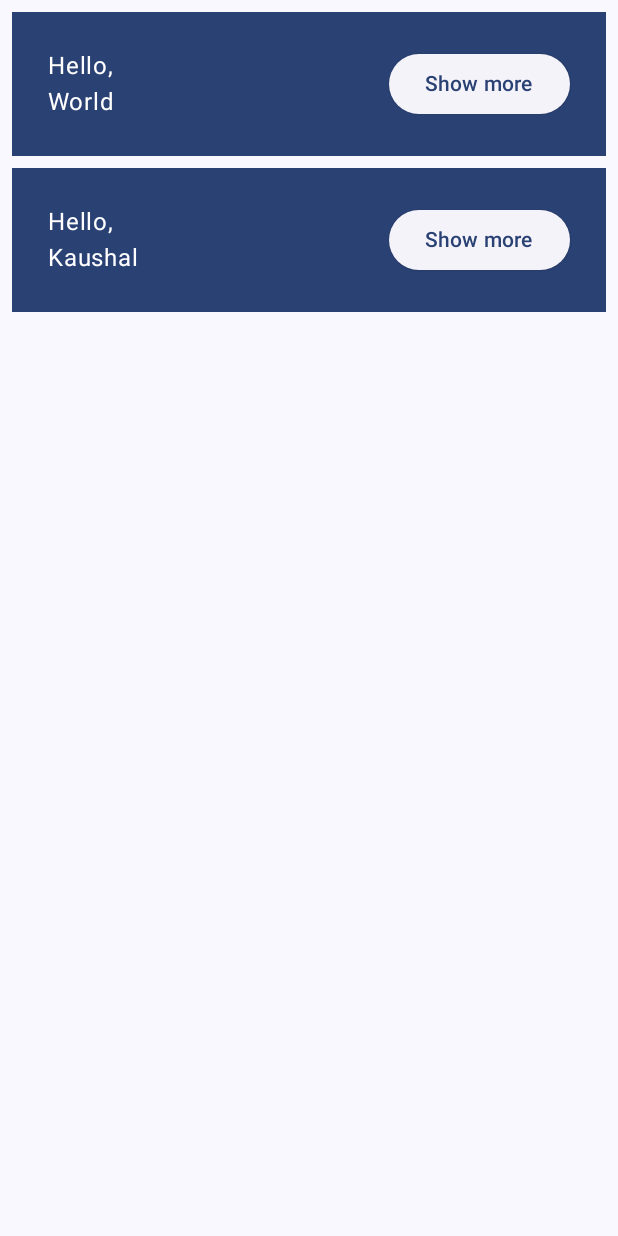
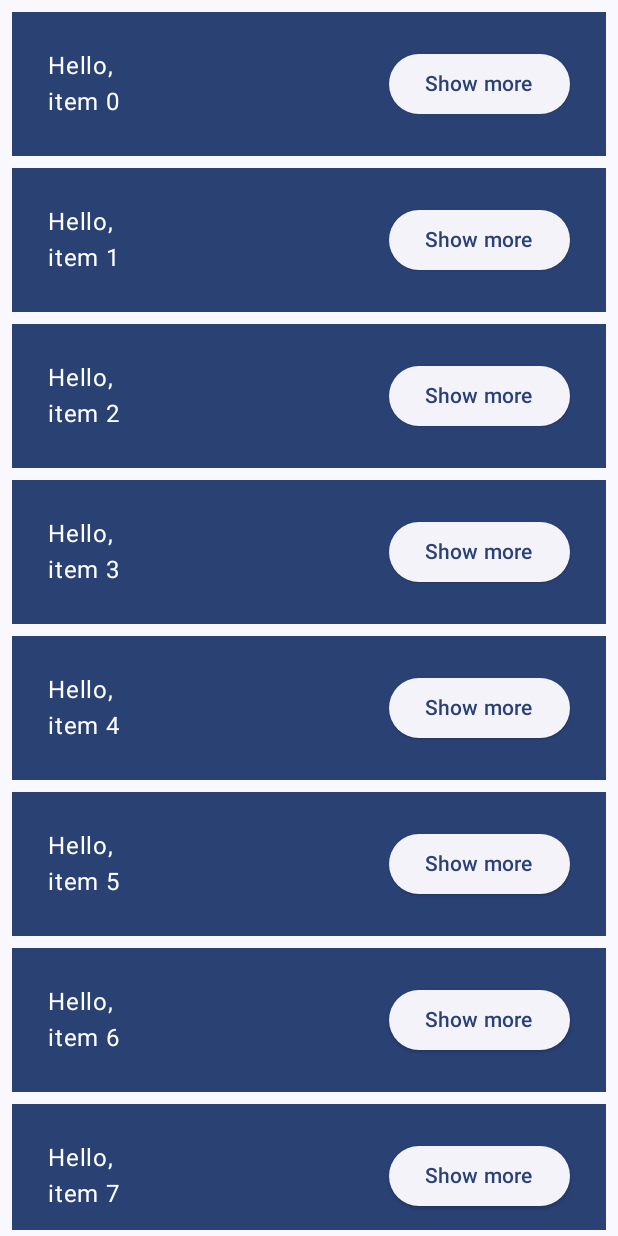
Before and after one commit to KaushalVasava/JetPackCompose_Basic, an Android app built with Jetpack Compose: the screen it shows after launch (MainActivity), after a tap on "Continue", on a phone screen of 412 x 824 dp. Run offline under Robolectric (Android 15) with nearby library versions, the phone set to English and light mode, and no system bars.

Commit message:
Add lazy column and add state persistent logic

```diff
--- a/app/src/main/java/com/lahsuak/apps/jetpackcomposebasic/MainActivity.kt
+++ b/app/src/main/java/com/lahsuak/apps/jetpackcomposebasic/MainActivity.kt
@@ -4,8 +4,11 @@ import android.os.Bundle
 import androidx.activity.ComponentActivity
 import androidx.activity.compose.setContent
 import androidx.compose.foundation.layout.*
+import androidx.compose.foundation.lazy.LazyColumn
+import androidx.compose.foundation.lazy.items
 import androidx.compose.material3.*
 import androidx.compose.runtime.*
+import androidx.compose.runtime.saveable.rememberSaveable
 import androidx.compose.ui.Alignment
 import androidx.compose.ui.Modifier
 import androidx.compose.ui.tooling.preview.Preview
@@ -13,16 +16,11 @@ import androidx.compose.ui.unit.dp
 import com.lahsuak.apps.jetpackcomposebasic.ui.theme.JetPackComposeBasicTheme
 
 /**
- * In Composable functions, state that is read or modified by multiple functions
-should live in a common ancestor—this process is called state hoisting.
-To hoist means to lift or elevate.
+ * Note: LazyColumn and LazyRow are equivalent to RecyclerView in Android Views.
 
- * Making state hoistable avoids duplicating state and introducing bugs,
-helps reuse composables, and makes composables substantially easier to test.
-Contrarily, state that doesn't need to be controlled by a composable's parent should not be hoisted.
-The source of truth belongs to whoever creates and controls that state.
+ * To display a scrollable column we use a LazyColumn.
+-> LazyColumn renders only the visible items on screen, allowing performance gains when rendering a big list.
  **/
-
 class MainActivity : ComponentActivity() {
     override fun onCreate(savedInstanceState: Bundle?) {
         super.onCreate(savedInstanceState)
@@ -37,9 +35,11 @@ class MainActivity : ComponentActivity() {
 
 @Composable
 fun MyApp(modifier: Modifier = Modifier) {
-    // shouldShowOnboarding is using a by keyword instead of the =.
-    // This is a property delegate that saves you from typing .value every time.
-    var shouldShowOnboarding by remember { mutableStateOf(true) }
+    /** PERSISTENT STATE
+    * Instead of using remember you can use rememberSaveable.
+    This will save each state surviving configuration changes (such as rotations) and process death.
+    **/
+    var shouldShowOnboarding by rememberSaveable { mutableStateOf(true) }
 
     Surface(modifier) {
         if (shouldShowOnboarding) {
@@ -50,21 +50,11 @@ fun MyApp(modifier: Modifier = Modifier) {
     }
 }
 
-/**
- * "State" and "MutableState" are interfaces that hold some value
-and trigger UI updates (recompositions) whenever that value changes.
-However you can't just assign mutableStateOf to a variable inside a composable.
- * As explained before, recomposition can happen at any time which would call the composable again,
-resetting the state to a new mutable state with a value of false.
- * To preserve state across recompositions, remember the mutable state using "remember".
-remember is used to guard against recomposition, so the state is not reset.
- */
-
 @Composable
 fun Greeting(name: String) {
-    val expanded = remember { mutableStateOf(false) }
+    var expanded by rememberSaveable { mutableStateOf(false) }
 
-    val extraPadding = if (expanded.value) 48.dp else 0.dp
+    val extraPadding = if (expanded) 48.dp else 0.dp
 
     Surface(
         color = MaterialTheme.colorScheme.primary,
@@ -80,9 +70,9 @@ fun Greeting(name: String) {
                 Text(text = name)
             }
             ElevatedButton(
-                onClick = { expanded.value = !expanded.value }
+                onClick = { expanded = !expanded }
             ) {
-                Text(if (expanded.value) "Show less" else "Show more")
+                Text(if (expanded) "Show less" else "Show more")
             }
         }
     }
@@ -91,10 +81,10 @@ fun Greeting(name: String) {
 @Composable
 private fun Greetings(
     modifier: Modifier = Modifier,
-    names: List<String> = listOf("World", "Kaushal")
+    names: List<String> = List(1000) { "item $it" }
 ) {
-    Column(modifier = modifier.padding(vertical = 4.dp)) {
-        for (name in names) {
+    LazyColumn(modifier = modifier.padding(vertical = 4.dp)) {
+        items(items = names) { name ->
             Greeting(name = name)
         }
     }
```
